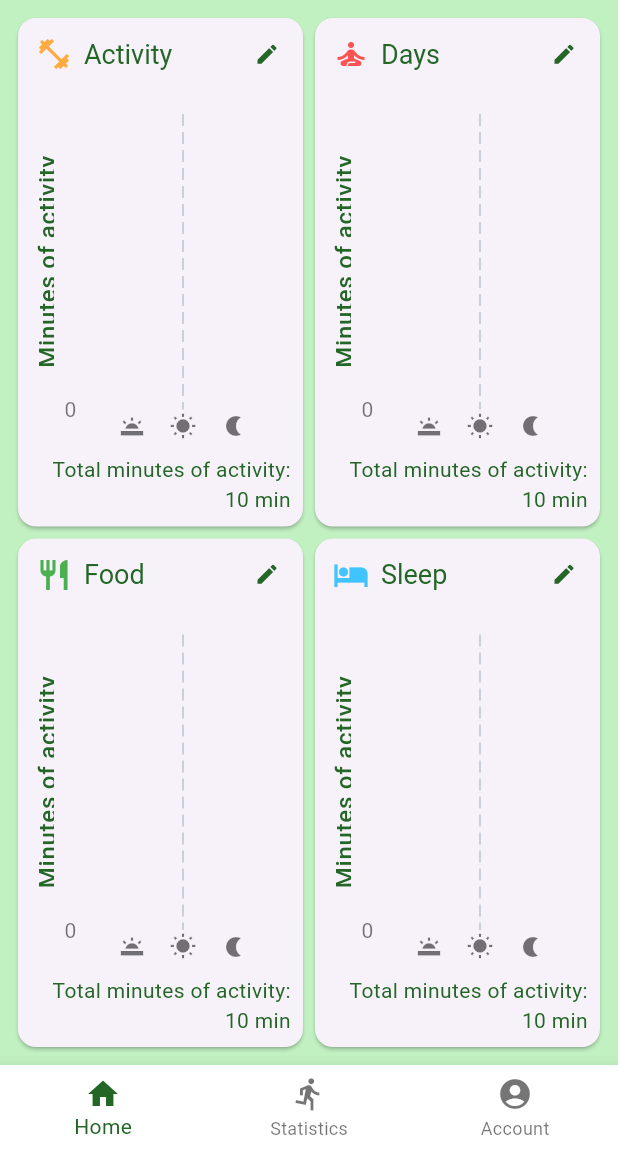
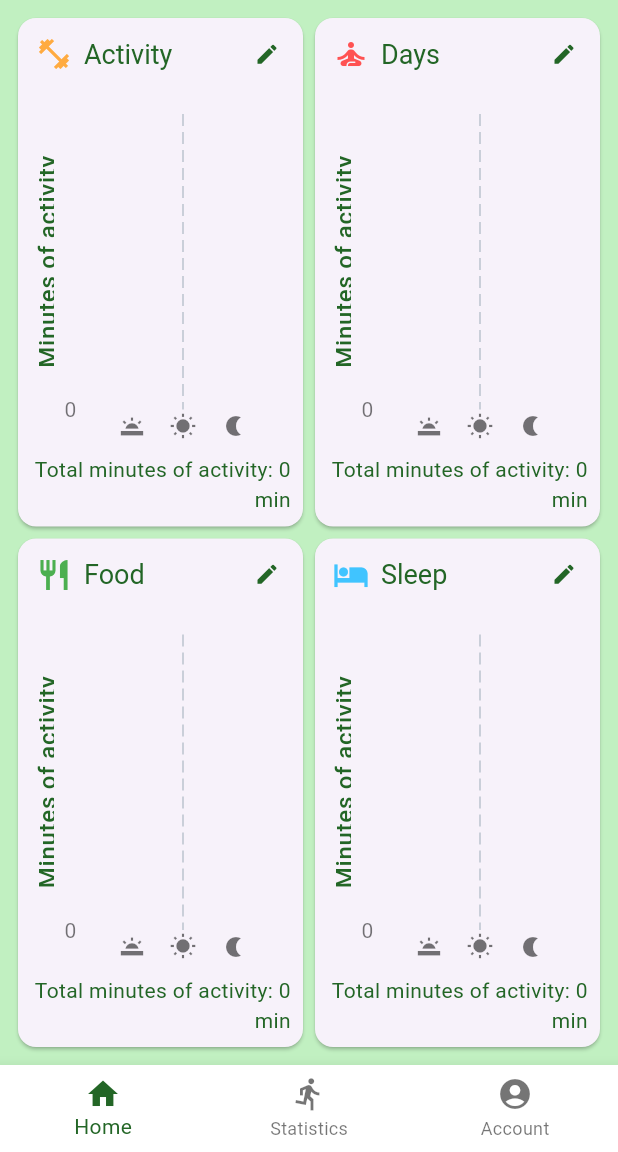
Before and after one commit to JuanJoseJ/health_app_mobile_client, a Flutter app: the screen it shows once a user with an empty profile is signed in, on a phone screen of 412 x 824 dp, the part 84-1236 px from its top. Run offline on Flutter 3.47's test engine with Material 3 defaults, Android fonts, the phone set to English and light mode, and no system bars; drawn by our look-alikes of fl_chart; our stand-ins replace firebase_auth, firebase_core; missing offline and left inert: firebase_ui_auth, firebase_ui_oauth_google, health; accounts and stored records are empty; Roboto replaces fonts that are missing (Rubik).

Commit message:
Correction: Change on graph titles pace and total minutes shown

```diff
--- a/lib/charts/chart_activity_by_time.dart
+++ b/lib/charts/chart_activity_by_time.dart
@@ -55,7 +55,7 @@ FlTitlesData? myTilesData(BuildContext context, String leftTitle) {
       sideTitles: const SideTitles(
         getTitlesWidget: leftTitleWidgets,
         showTitles: true,
-        interval: 5,
+        // interval: 5,
       ),
     ),
     bottomTitles: const AxisTitles(
--- a/lib/services/health_data_service.dart
+++ b/lib/services/health_data_service.dart
@@ -93,6 +93,4 @@ class HealthDataService {
 
     return activityList;
   }
-
-  //See if it is better to put this function somewhere else
 }
--- a/lib/widgets/resume/resume_cards.dart
+++ b/lib/widgets/resume/resume_cards.dart
@@ -1,5 +1,8 @@
 import 'package:flutter/material.dart';
+import 'package:health/health.dart';
 import 'package:health_app_mobile_client/charts/chart_activity_by_time.dart';
+import 'package:health_app_mobile_client/pages/my_home_page.dart';
+import 'package:provider/provider.dart';
 
 class ResumeCard extends StatelessWidget {
   final String title;
@@ -38,8 +41,7 @@ class ResumeCard extends StatelessWidget {
                         Icons.edit,
                         color: Theme.of(context).colorScheme.primary,
                         size: 17.0,
-                      )
-                  )
+                      ))
                 ],
               ),
             ),
@@ -55,23 +57,41 @@ class ResumeCard extends StatelessWidget {
               bottomTitle: "",
             ),
           ),
-            )
-          ),
-        const Row(
+        )),
+        Consumer<HealthDataProvider>(builder: (context, hDataProv, child) {
+          int totMinutes = getDailyActivityByPeriods(DateTime.now(), hDataProv.currentDataPoints);
+          return Row(
             children: [
               Expanded(
                 child: Padding(
                   padding: EdgeInsets.all(8.0),
-                child:
-                  Text(
-                    "Total minutes of activity: ${10} min",
+                  child: Text(
+                    "Total minutes of activity: $totMinutes min",
                     textAlign: TextAlign.end,
                   ),
                 ),
               )
             ],
-        )
+          );
+        })
       ]),
     );
   }
 }
+
+int getDailyActivityByPeriods(
+    DateTime date, List<HealthDataPoint> moveMinutes) {
+  int totalMoveMinutes = 0;
+  final startOfDay = DateTime(date.year, date.month, date.day);
+  final endtOfDay =
+      DateTime(date.year, date.month, date.day).add(const Duration(days: 1));
+
+  // Iterate over the data and accumulate the values for each period
+  for (HealthDataPoint dataPoint in moveMinutes) {
+    if (dataPoint.dateFrom.isAfter(startOfDay) &&
+        dataPoint.dateFrom.isBefore(endtOfDay)) {
+      totalMoveMinutes++;
+    }
+  }
+  return totalMoveMinutes;
+}
```
Lines whose indentation alone changed are shown as unchanged.
